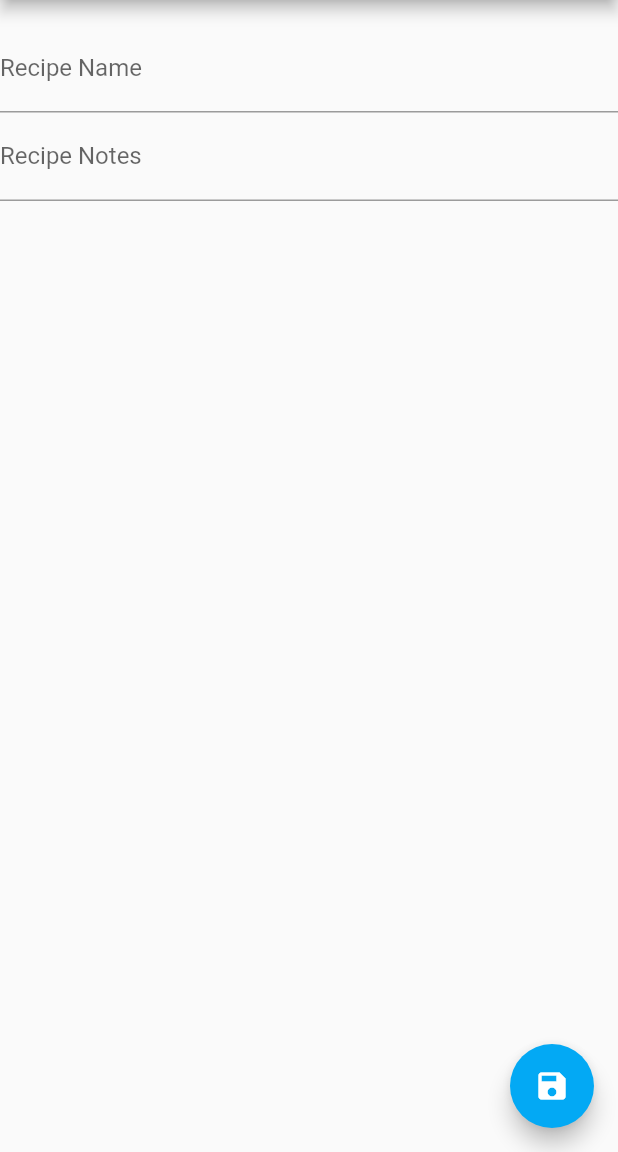
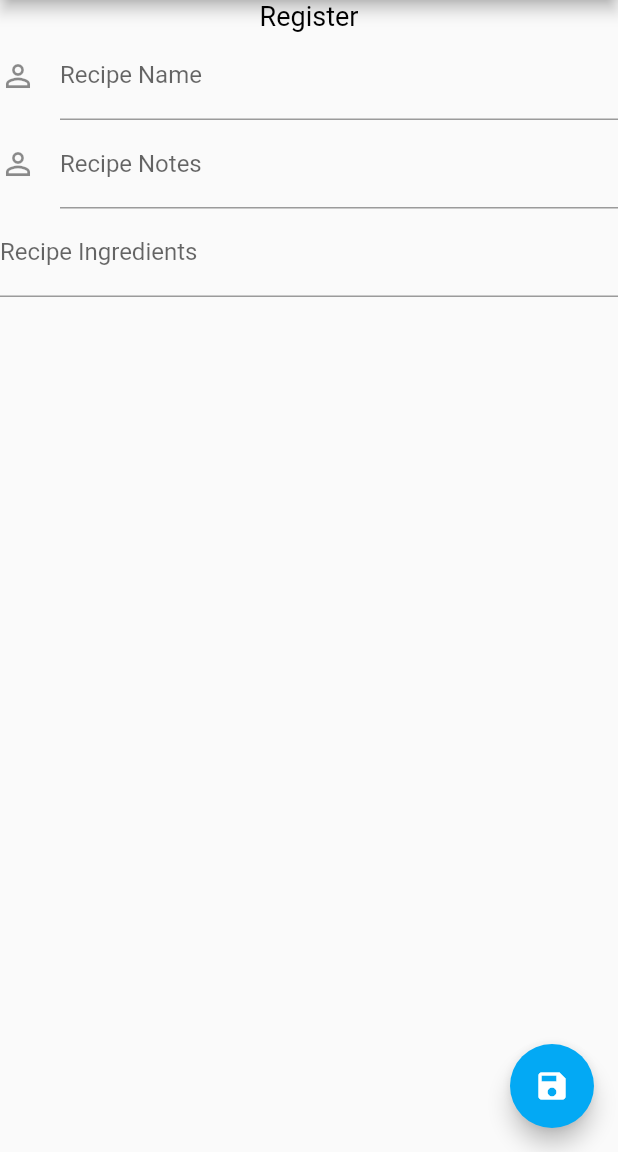
Before and after one commit to ViceSyndicate/my_recipes, a Flutter app: the RecipeFormPage screen opened directly, on a phone screen of 412 x 824 dp, the part 84-1236 px from its top. Run offline on Flutter 3.47's test engine with Material 2 defaults, Android fonts, the phone set to English and light mode, and no system bars.

Commit message:
working on create recipe page

```diff
--- a/lib/vm_create_recipe.dart
+++ b/lib/vm_create_recipe.dart
@@ -50,29 +50,46 @@ class MyCustomFormState extends State<MyCustomForm> {
       key: _formKey,
       child: Column(
         crossAxisAlignment: CrossAxisAlignment.start,
-        children: [
-          Padding(
-            padding: const EdgeInsets.all(8),
+        children: <Widget>[
+          Container(
+            alignment: Alignment.center,
+            width: double.infinity,
+            child: Text(
+              'Register',
+              style: TextStyle(fontSize: 18.0, color: Colors.black),
+            ),
+          ), // title: login
+          Container(
+            child: TextFormField(
+              keyboardType: TextInputType.text,
+              textInputAction: TextInputAction.next,
+              onFieldSubmitted: (String value) {},
+              decoration: InputDecoration(
+                  labelText: 'Recipe Name',
+                  //prefixIcon: Icon(Icons.email),
+                  icon: Icon(Icons.perm_identity)),
+            ),
           ),
-          TextFormField(
-            decoration: const InputDecoration(labelText: 'Recipe Name'),
-            // The validator receives the text that the user has entered.
-            validator: (value) {
-              if (value == null || value.isEmpty) {
-                return 'Please enter some text';
-              }
-              return null;
-            },
+          Container(
+            child: TextFormField(
+              keyboardType: TextInputType.text,
+              textInputAction: TextInputAction.next,
+              onFieldSubmitted: (String value) {},
+              decoration: InputDecoration(
+                  labelText: 'Recipe Notes',
+                  //prefixIcon: Icon(Icons.email),
+                  icon: Icon(Icons.perm_identity)),
+            ),
           ),
-          TextFormField(
-            decoration: const InputDecoration(labelText: 'Recipe Notes'),
-            // The validator receives the text that the user has entered.
-            validator: (value) {
-              if (value == null || value.isEmpty) {
-                return 'Please enter some text';
-              }
-              return null;
-            },
+          Container(
+            child: TextFormField(
+              keyboardType: TextInputType.text,
+              textInputAction: TextInputAction.next,
+              onFieldSubmitted: (String value) {},
+              decoration: InputDecoration(
+                labelText: 'Recipe Ingredients',
+              ),
+            ),
           ),
         ],
       ),
@@ -80,31 +97,5 @@ class MyCustomFormState extends State<MyCustomForm> {
   }
 }
 
-
+// https://blog.devgenius.io/add-remove-textformfields-dynamically-in-flutter-5bef6948e778
 //Navigator.pop(context);
-
-/*
-return Column(
-      crossAxisAlignment: CrossAxisAlignment.start,
-      children: <Widget>[
-        const Padding(
-          padding: EdgeInsets.symmetric(horizontal: 8, vertical: 16),
-          child: TextField(
-            decoration: InputDecoration(
-              border: OutlineInputBorder(),
-              hintText: 'Enter a search term',
-            ),
-          ),
-        ),
-        Padding(
-          padding: const EdgeInsets.symmetric(horizontal: 8, vertical: 16),
-          child: TextFormField(
-            decoration: const InputDecoration(
-              border: UnderlineInputBorder(),
-              labelText: 'Enter your username',
-            ),
-          ),
-        ),
-      ],
-    );
-*/
```
